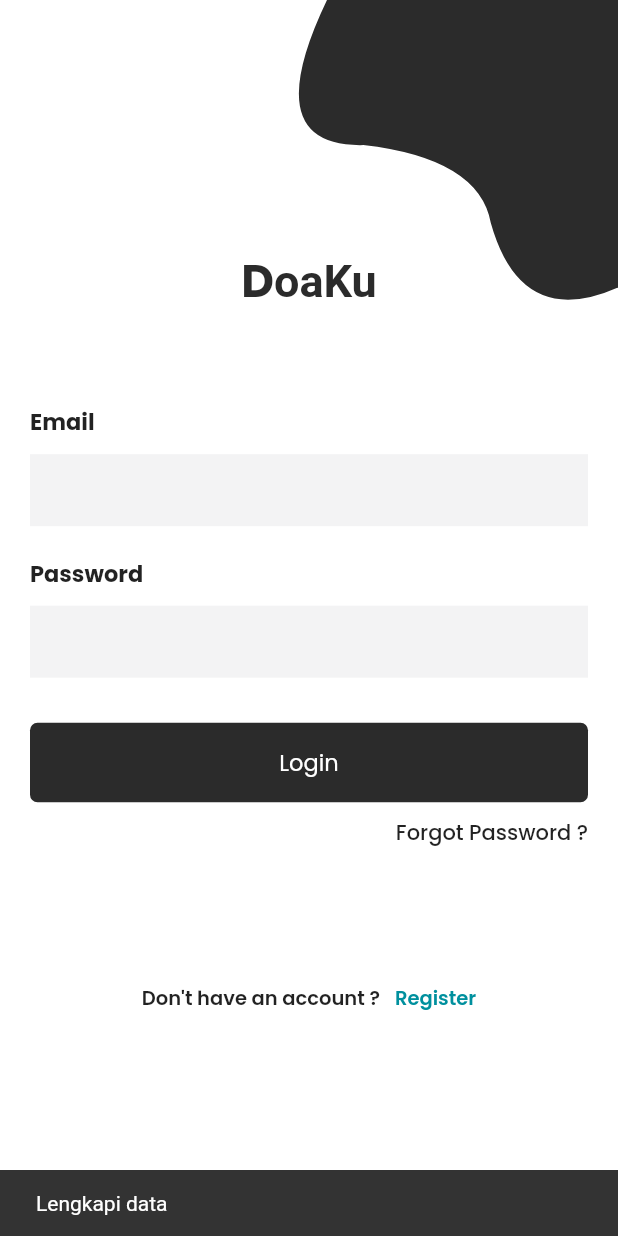
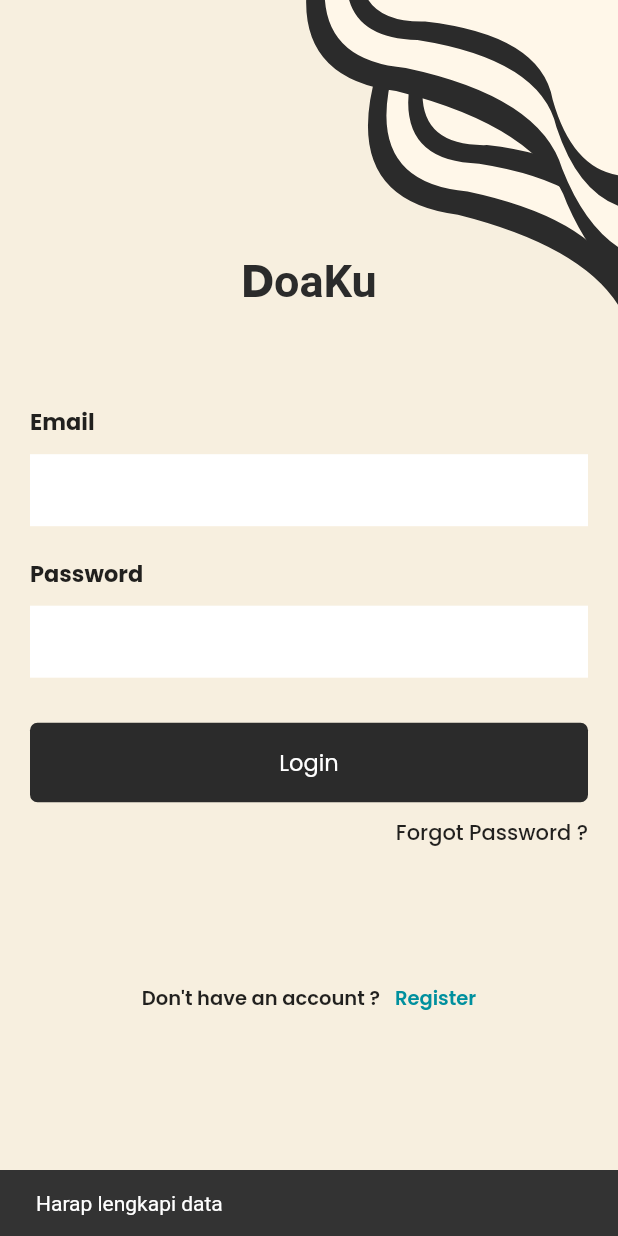
Before and after one commit to adrisinaga/doaku, a Flutter app: the LoginScreen screen opened directly, after a tap on "Login", on a phone screen of 412 x 824 dp. Run offline on Flutter 3.47's test engine with Material 2 defaults, Android fonts, the phone set to English and light mode, and no system bars; our stand-ins replace bloc, equatable, flutter_bloc, google_fonts, shared_preferences; missing offline and left inert: colorful_safe_area; accounts and stored records are empty.

Commit message:
Fix: Auth logic

```diff
--- a/lib/core/cubit/auth/auth_event.dart
+++ b/lib/core/cubit/auth/auth_event.dart
@@ -21,3 +21,5 @@ class Login extends AuthEvent {
   @override
   List<Object> get props => [username, password];
 }
+
+class Logout extends AuthEvent{}
--- a/lib/core/cubit/auth/auth_state.dart
+++ b/lib/core/cubit/auth/auth_state.dart
@@ -1,3 +1,4 @@
+import 'package:doaku/core/model/login_model.dart';
 import 'package:equatable/equatable.dart';
 
 abstract class AuthState extends Equatable {
@@ -10,19 +11,43 @@ abstract class AuthState extends Equatable {
 class AuthUninitialized extends AuthState {}
 
 class AuthAuthenticated extends AuthState {
+  final String? role;
+
+  const AuthAuthenticated({this.role});
+
   @override
-  List<Object> get props => [];
+  List<Object> get props => [role!];
 }
 
 class AuthUnauthenticated extends AuthState {}
 
 class AuthLoading extends AuthState {}
 
-class AuthLoginSuccess extends AuthState {}
+class AuthLoginSuccess extends AuthState {
+  final LoginModel? loginModel;
 
-class AuthFailure extends AuthState {
+  const AuthLoginSuccess({this.loginModel});
+
+  @override
+  List<Object> get props => [loginModel!];
+}
+
+class AuthLoginFailed extends AuthState {
   final String? errorMessage;
-  const AuthFailure({this.errorMessage});
+
+  const AuthLoginFailed({this.errorMessage});
+
   @override
-  List<Object> get props => [errorMessage??''];
+  List<Object> get props => [errorMessage ?? ''];
 }
+
+class AuthLogoutSuccess extends AuthState {}
+
+class AuthLogoutFailed extends AuthState {
+  final String? errorMessage;
+
+  const AuthLogoutFailed({this.errorMessage});
+
+  @override
+  List<Object> get props => [errorMessage ?? ''];
+}
--- /dev/null
+++ b/lib/core/model/login_model.dart
@@ -0,0 +1,105 @@
+// To parse this JSON data, do
+//
+//     final authModel = authModelFromJson(jsonString);
+
+import 'package:meta/meta.dart';
+import 'dart:convert';
+
+LoginModel authModelFromJson(String str) =>
+    LoginModel.fromJson(json.decode(str));
+
+String authModelToJson(LoginModel data) => json.encode(data.toJson());
+
+class LoginModel {
+  LoginModel({
+    @required this.status,
+    @required this.data,
+  });
+
+  final String? status;
+  final List<Datum>? data;
+
+  LoginModel copyWith({
+    String? status,
+    List<Datum>? data,
+  }) =>
+      LoginModel(
+        status: status ?? this.status,
+        data: data ?? this.data,
+      );
+
+  factory LoginModel.fromJson(Map<String, dynamic> json) => LoginModel(
+        status: json["status"],
+        data: List<Datum>.from(json["data"].map((x) => Datum.fromJson(x))),
+      );
+
+  Map<String, dynamic> toJson() => {
+        "status": status,
+        "data": List<dynamic>.from(data!.map((x) => x.toJson())),
+      };
+}
+
+class Datum {
+  Datum({
+    @required this.id,
+    @required this.nama,
+    @required this.email,
+    @required this.password,
+    @required this.tentang,
+    @required this.role,
+    @required this.createdAt,
+    @required this.updatedAt,
+  });
+
+  final String? id;
+  final String? nama;
+  final String? email;
+  final String? password;
+  final String? tentang;
+  final String? role;
+  final DateTime? createdAt;
+  final DateTime? updatedAt;
+
+  Datum copyWith({
+    String? id,
+    String? nama,
+    String? email,
+    String? password,
+    String? tentang,
+    String? role,
+    DateTime? createdAt,
+    DateTime? updatedAt,
+  }) =>
+      Datum(
+        id: id ?? this.id,
+        nama: nama ?? this.nama,
+        email: email ?? this.email,
+        password: password ?? this.password,
+        tentang: tentang ?? this.tentang,
+        role: role ?? this.role,
+        createdAt: createdAt ?? this.createdAt,
+        updatedAt: updatedAt ?? this.updatedAt,
+      );
+
+  factory Datum.fromJson(Map<String, dynamic> json) => Datum(
+        id: json["id"],
+        nama: json["nama"],
+        email: json["email"],
+        password: json["password"],
+        tentang: json["tentang"],
+        role: json["role"],
+        createdAt: DateTime.parse(json["created_at"]),
+        updatedAt: DateTime.parse(json["updated_at"]),
+      );
+
+  Map<String, dynamic> toJson() => {
+        "id": id,
+        "nama": nama,
+        "email": email,
+        "password": password,
+        "tentang": tentang,
+        "role": role,
+        "created_at": createdAt?.toIso8601String(),
+        "updated_at": updatedAt?.toIso8601String(),
+      };
+}
--- a/lib/helper/shared_preferences.dart
+++ b/lib/helper/shared_preferences.dart
@@ -13,7 +13,7 @@ class SharedPreferencesHelper {
 
   static Future<bool> isAuthenticated() async {
     SharedPreferences prefs = await SharedPreferences.getInstance();
-    return prefs.getBool(IS_AUTHENTICATED) ?? true;
+    return prefs.getBool(IS_AUTHENTICATED) ?? false;
   }
 
   static setAccount(String data) async {
--- a/lib/main.dart
+++ b/lib/main.dart
@@ -26,6 +26,7 @@ class MyApp extends StatelessWidget {
         BlocProvider(create: (_) => AuthBloc()),
       ],
       child: MaterialApp(
+        debugShowCheckedModeBanner: false,
         title: AppConst.doaku,
         theme: ThemeData(
           indicatorColor: Colors.red,
--- a/lib/screens/admin/more/admin_more_screen.dart
+++ b/lib/screens/admin/more/admin_more_screen.dart
@@ -1,11 +1,14 @@
+import 'package:doaku/core/cubit/auth/auth_bloc.dart';
+import 'package:doaku/core/cubit/auth/auth_event.dart';
 import 'package:doaku/screens/auth/login_screen.dart';
 import 'package:doaku/utils/color.dart';
 import 'package:doaku/utils/lib.dart';
 import 'package:flutter/material.dart';
 
 class AdminMoreScreen extends StatelessWidget {
-  const AdminMoreScreen({Key? key}) : super(key: key);
+   AdminMoreScreen({Key? key}) : super(key: key);
 
+  final bloc = AuthBloc();
   @override
   Widget build(BuildContext context) {
     return Scaffold(
@@ -16,6 +19,7 @@ class AdminMoreScreen extends StatelessWidget {
           child: ElevatedButton(
             onPressed: () {
               snackBarCustom(context, 'Anda ingin logout ?', voidCallback: () {
+                bloc.add(Logout());
                 Navigator.pushReplacement(context,
                     MaterialPageRoute(builder: (context) => LoginScreen()));
               });
--- a/lib/screens/auth/login_screen.dart
+++ b/lib/screens/auth/login_screen.dart
@@ -1,3 +1,6 @@
+import 'package:doaku/core/cubit/auth/auth_bloc.dart';
+import 'package:doaku/core/cubit/auth/auth_event.dart';
+import 'package:doaku/core/cubit/auth/auth_state.dart';
 import 'package:doaku/screens/admin/admin_dashboard_menu.dart';
 import 'package:doaku/screens/user/dashboard_menu.dart';
 import 'package:doaku/utils/color.dart';
@@ -5,6 +8,7 @@ import 'package:doaku/utils/lib.dart';
 import 'package:flutter/material.dart';
 import 'package:google_fonts/google_fonts.dart';
 import 'widget/bezier_container.dart';
+import 'package:flutter_bloc/flutter_bloc.dart';
 
 class LoginScreen extends StatefulWidget {
   LoginScreen({Key? key, this.title}) : super(key: key);
@@ -18,6 +22,97 @@ class LoginScreen extends StatefulWidget {
 class _LoginScreenState extends State<LoginScreen> {
   TextEditingController emailController = TextEditingController();
   TextEditingController passwordController = TextEditingController();
+  final bloc = AuthBloc();
+
+  void login(BuildContext context) async {
+    FocusScope.of(context).requestFocus(new FocusNode());
+    bloc.add(Login(
+        username: emailController.text, password: passwordController.text));
+  }
+
+  @override
+  Widget build(BuildContext context) {
+    final height = MediaQuery.of(context).size.height;
+    return Scaffold(
+        body: BlocListener<AuthBloc, AuthState>(
+      bloc: bloc,
+      listener: (context, state) {
+        if (state is AuthLoginSuccess) {
+
+          print(state.loginModel?.data);
+          if(state.loginModel?.data==[]){
+            snackBarCustom(context, state.loginModel?.status ?? '');
+          }
+          // ignore: unrelated_type_equality_checks
+          if (state.loginModel?.data?[0] == []) {
+            print('user tidak ditemukan');
+            snackBarCustom(context, state.loginModel?.status ?? '');
+          } else {
+            print('YOOWWWW');
+            Navigator.pushReplacement(
+                context,
+                MaterialPageRoute(
+                    builder: (context) =>
+                    state.loginModel?.data?.map((e) => e.role).first == 'admin'
+                        ? AdminDashboardMenu()
+                        : DashboardMenu()));
+          }
+        } else if (state is AuthLoginFailed) {
+          snackBarCustom(context, state.errorMessage ?? '');
+        }
+      },
+      child: Container(
+        color: AppColor.kCream,
+        height: height,
+        child: Stack(
+          children: <Widget>[
+            Positioned(
+                top: -height * .15,
+                right: -MediaQuery.of(context).size.width * .6,
+                child: BezierContainer()),
+            Positioned(
+                top: -height * .25,
+                right: -MediaQuery.of(context).size.width * .5,
+                child: BezierContainer()),
+            Container(
+              padding: EdgeInsets.symmetric(horizontal: 20),
+              child: SingleChildScrollView(
+                child: Column(
+                  crossAxisAlignment: CrossAxisAlignment.center,
+                  mainAxisAlignment: MainAxisAlignment.center,
+                  children: <Widget>[
+                    SizedBox(height: height * .2),
+                    _title(),
+                    SizedBox(height: 50),
+                    _emailPasswordWidget(),
+                    SizedBox(height: 20),
+                    _submitButton(context),
+                    GestureDetector(
+                      onTap: () {
+                        print('forget password');
+                      },
+                      child: Container(
+                        padding: EdgeInsets.symmetric(vertical: 10),
+                        alignment: Alignment.centerRight,
+                        child: Text('Forgot Password ?',
+                            style: TextStyle(
+                                fontSize: 14, fontWeight: FontWeight.w500)),
+                      ),
+                    ),
+                    // _divider(),
+                    // _googleButton(),
+                    SizedBox(height: height * .055),
+                    _createAccountLabel(),
+                  ],
+                ),
+              ),
+            ),
+            // Positioned(top: 40, left: 0, child: _backButton()),
+          ],
+        ),
+      ),
+    ));
+  }
 
   Widget _backButton() {
     return InkWell(
@@ -59,7 +154,7 @@ class _LoginScreenState extends State<LoginScreen> {
             obscureText: isPassword,
             decoration: InputDecoration(
               border: InputBorder.none,
-              fillColor: Color(0xfff3f3f4),
+              fillColor: AppColor.kWhite,
               filled: true,
             ),
           )
@@ -68,19 +163,13 @@ class _LoginScreenState extends State<LoginScreen> {
     );
   }
 
-  Widget _submitButton() {
+  Widget _submitButton(BuildContext context) {
     return GestureDetector(
       onTap: () {
-        if(emailController.text.isEmpty && passwordController.text.isEmpty){
-          snackBarCustom(context, 'Lengkapi data');
-        }else{
-          if(emailController.text=='admin' && passwordController.text=='admin'){
-            Navigator.pushReplacement(
-                context, MaterialPageRoute(builder: (context) => AdminDashboardMenu()));
-          }else{
-            Navigator.pushReplacement(
-                context, MaterialPageRoute(builder: (context) => DashboardMenu()));
-          }
+        if (emailController.text.isEmpty && passwordController.text.isEmpty) {
+          snackBarCustom(context, 'Harap lengkapi data');
+        } else {
+          login(context);
         }
       },
       child: Container(
@@ -251,55 +340,4 @@ class _LoginScreenState extends State<LoginScreen> {
       ],
     );
   }
-
-  @override
-  Widget build(BuildContext context) {
-    final height = MediaQuery.of(context).size.height;
-    return Scaffold(
-        body: Container(
-      height: height,
-      child: Stack(
-        children: <Widget>[
-          Positioned(
-              top: -height * .15,
-              right: -MediaQuery.of(context).size.width * .4,
-              child: BezierContainer()),
-          Container(
-            padding: EdgeInsets.symmetric(horizontal: 20),
-            child: SingleChildScrollView(
-              child: Column(
-                crossAxisAlignment: CrossAxisAlignment.center,
-                mainAxisAlignment: MainAxisAlignment.center,
-                children: <Widget>[
-                  SizedBox(height: height * .2),
-                  _title(),
-                  SizedBox(height: 50),
-                  _emailPasswordWidget(),
-                  SizedBox(height: 20),
-                  _submitButton(),
-                  GestureDetector(
-                    onTap: () {
-                      print('forget password');
-                    },
-                    child: Container(
-                      padding: EdgeInsets.symmetric(vertical: 10),
-                      alignment: Alignment.centerRight,
-                      child: Text('Forgot Password ?',
-                          style: TextStyle(
-                              fontSize: 14, fontWeight: FontWeight.w500)),
-                    ),
-                  ),
-                  // _divider(),
-                  // _googleButton(),
-                  SizedBox(height: height * .055),
-                  _createAccountLabel(),
-                ],
-              ),
-            ),
-          ),
-          // Positioned(top: 40, left: 0, child: _backButton()),
-        ],
-      ),
-    ));
-  }
 }
--- a/lib/screens/auth/widget/bezier_container.dart
+++ b/lib/screens/auth/widget/bezier_container.dart
@@ -10,16 +10,16 @@ class BezierContainer extends StatelessWidget {
 
   @override
   Widget build(BuildContext context) {
-    return Container(
+    return Stack(children: [
+      Container(
           child: Transform.rotate(
             angle: -pi / 3.5,
             child: ClipPath(
               clipper: ClipPainter(),
               child: Container(
-              height: MediaQuery.of(context).size.height *.4,
+                height: MediaQuery.of(context).size.height * .55,
                 width: MediaQuery.of(context).size.width,
-              decoration: BoxDecoration(
-                color: AppColor.kBlack
+                decoration: BoxDecoration(color: AppColor.kBlack
                   // gradient: LinearGradient(
                   //     begin: Alignment.topCenter,
                   //     end: Alignment.bottomCenter,
@@ -28,7 +28,61 @@ class BezierContainer extends StatelessWidget {
                 ),
               ),
             ),
-        )
-    );
+          )),
+      Container(
+          child: Transform.rotate(
+        angle: -pi / 3.5,
+        child: ClipPath(
+          clipper: ClipPainter(),
+          child: Container(
+            height: MediaQuery.of(context).size.height * .5,
+            width: MediaQuery.of(context).size.width,
+            decoration: BoxDecoration(color: AppColor.kCream2
+                // gradient: LinearGradient(
+                //     begin: Alignment.topCenter,
+                //     end: Alignment.bottomCenter,
+                //     colors: [AppColor.kCream,AppColor.kCream2]
+                // )
+                ),
+          ),
+        ),
+      )),
+      Container(
+          child: Transform.rotate(
+        angle: -pi / 3.5,
+        child: ClipPath(
+          clipper: ClipPainter(),
+          child: Container(
+            height: MediaQuery.of(context).size.height * .44,
+            width: MediaQuery.of(context).size.width,
+            decoration: BoxDecoration(color: AppColor.kBlack
+                // gradient: LinearGradient(
+                //     begin: Alignment.topCenter,
+                //     end: Alignment.bottomCenter,
+                //     colors: [AppColor.kCream,AppColor.kCream2]
+                // )
+                ),
+          ),
+        ),
+      )),
+      Container(
+          child: Transform.rotate(
+            angle: -pi / 3.5,
+            child: ClipPath(
+              clipper: ClipPainter(),
+              child: Container(
+                height: MediaQuery.of(context).size.height * .4,
+                width: MediaQuery.of(context).size.width,
+                decoration: BoxDecoration(color: AppColor.kCream2
+                  // gradient: LinearGradient(
+                  //     begin: Alignment.topCenter,
+                  //     end: Alignment.bottomCenter,
+                  //     colors: [AppColor.kCream,AppColor.kCream2]
+                  // )
+                ),
+              ),
+            ),
+          )),
+    ]);
   }
 }
--- a/lib/utils/constant.dart
+++ b/lib/utils/constant.dart
@@ -1,6 +1,7 @@
 
 
 String baseUrl = "https://carryu.id/doa/";
+String urlLogin = "login";
 String urlDoa = "doa";
 String urlBerdoa = "berdoa";
 
```
Also changed, not shown: lib/core/cubit/auth/auth_bloc.dart (+22 -11 lines), lib/core/service/login_service.dart (added, +39 -0 lines), lib/core/service/services.dart (+3 -4 lines), lib/screens/splash_screen.dart (+23 -23 lines), lib/screens/user/more/more_screen.dart (+28 -34 lines). Lines whose indentation alone changed are shown as unchanged.
